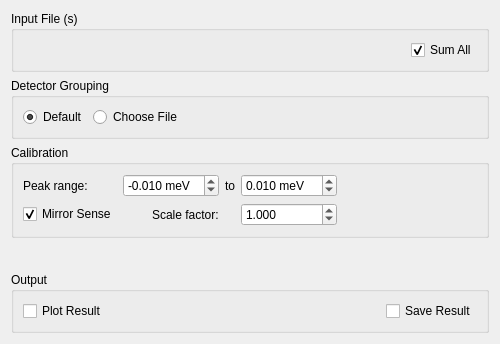
Before: the Qt Designer form MantidQt/CustomInterfaces/inc/MantidQtCustomInterfaces/Indirect/ILLCalibration.ui in mantidproject/mantid, drawn with Qt 5.
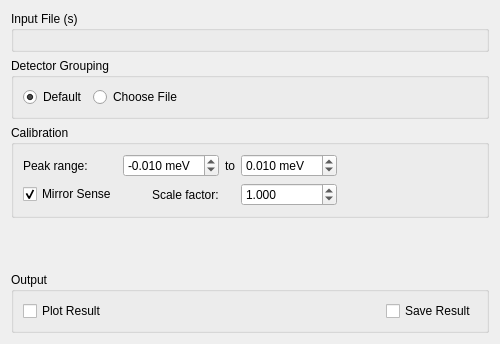
After: the same form once the commit is applied. Custom widgets are drawn as their Qt base class.

Commit message: Re #16753 final tweaks in GUI for calibration

Patch:
```diff
--- a/MantidQt/CustomInterfaces/inc/MantidQtCustomInterfaces/Indirect/ILLCalibration.ui
+++ b/MantidQt/CustomInterfaces/inc/MantidQtCustomInterfaces/Indirect/ILLCalibration.ui
@@ -42,22 +42,6 @@
         </property>
        </widget>
       </item>
-      <item>
-       <widget class="QCheckBox" name="cbSum">
-        <property name="sizePolicy">
-         <sizepolicy hsizetype="Preferred" vsizetype="Preferred">
-          <horstretch>0</horstretch>
-          <verstretch>0</verstretch>
-         </sizepolicy>
-        </property>
-        <property name="text">
-         <string>Sum All</string>
-        </property>
-        <property name="checked">
-         <bool>true</bool>
-        </property>
-       </widget>
-      </item>
      </layout>
     </widget>
    </item>
```
